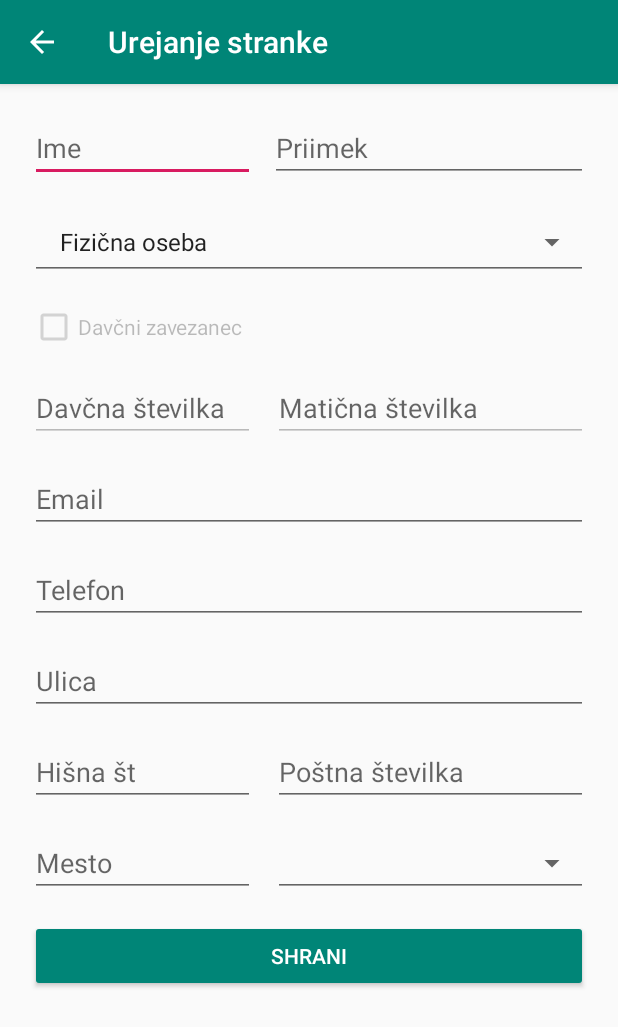
After one commit to klemenpraznik/Klemavet-mobileapp, an Android app: the EditClient screen opened directly, with no data from a screen before it, on a phone screen of 412 x 824 dp. The commit adds this screen. Shown: the top 1027 px of the screen. Run offline under Robolectric (Android 15) with nearby library versions, the phone set to English and light mode, and no system bars; libraries missing offline, so code that uses them is left out: org.codehaus.jackson; 4 statements that could not run were skipped.

Commit message:
urejanje stranke

```diff
--- /dev/null
+++ b/app/src/main/java/com/example/killerapp/EditClient.java
@@ -0,0 +1,199 @@
+package com.example.killerapp;
+
+import androidx.annotation.RequiresApi;
+import androidx.appcompat.app.AppCompatActivity;
+
+import android.content.Intent;
+import android.os.Build;
+import android.os.Bundle;
+import android.view.View;
+import android.widget.ArrayAdapter;
+import android.widget.CheckBox;
+import android.widget.EditText;
+import android.widget.Spinner;
+
+import com.example.killerapp.models.Country;
+
+import org.codehaus.jackson.map.ObjectMapper;
+import org.json.JSONException;
+import org.json.JSONObject;
+
+import java.io.IOException;
+import java.util.ArrayList;
+import java.util.Arrays;
+import java.util.List;
+
+import okhttp3.MediaType;
+import okhttp3.OkHttpClient;
+import okhttp3.Request;
+import okhttp3.RequestBody;
+import okhttp3.Response;
+
+public class EditClient extends AppCompatActivity {
+    private Integer clientId;
+
+    private final OkHttpClient httpClient = new OkHttpClient();
+    public List<Country> countriesList = new ArrayList<>();
+    //za deklaracijo polj na layoutu
+    EditText tName, tSurname, tRegistrationNumber, tEmail, tPhone, tTaxNumber, tStreetName, tStreetNumber, tPostNumber, tCity;
+    Spinner tCountry, tType;
+    CheckBox tTaxPayer;
+
+
+    @RequiresApi(api = Build.VERSION_CODES.KITKAT)
+    @Override
+    protected void onCreate(Bundle savedInstanceState) {
+        super.onCreate(savedInstanceState);
+        setContentView(R.layout.activity_edit_client);
+        Intent intent = getIntent();
+
+
+        //deklaracija client type spinnerja
+        tType = findViewById(R.id.editClientType);
+        ArrayAdapter<String> clientTypeAdapter = new ArrayAdapter<String>(this, android.R.layout.simple_list_item_1, getResources().getStringArray(R.array.client_types));
+        clientTypeAdapter.setDropDownViewResource(android.R.layout.simple_spinner_dropdown_item);
+        tType.setAdapter(clientTypeAdapter);
+        String tempType = intent.getStringExtra("iType");
+        switch (tempType){
+            case ("Fizična oseba"):
+                tType.setSelection(0);
+                break;
+            case ("Pravna oseba"):
+                tType.setSelection(1);
+                break;
+            case ("Samostojni podjetnik"):
+                tType.setSelection(2);
+                break;
+            case("Drugo"):
+                tType.setSelection(3);
+                break;
+            default:
+                tType.setSelection(0);
+        }
+
+
+        //deklaracija polj
+        tName = findViewById(R.id.editClientName);
+        tSurname = findViewById(R.id.editClientSurname);
+        tRegistrationNumber = findViewById(R.id.editClientRegistrationNumber);
+        tEmail = findViewById(R.id.editClientEmail);
+        tPhone = findViewById(R.id.editClientPhoneNumber);
+        tTaxNumber = findViewById(R.id.editClientTaxNumber);
+        tStreetName = findViewById(R.id.editClientStreetName);
+        tStreetNumber = findViewById(R.id.editClientStreetNumber);
+        tName = findViewById(R.id.editClientName);
+        tPostNumber = findViewById(R.id.editClientPostNumber);
+        tCity = findViewById(R.id.editClientCity);
+        tTaxPayer = findViewById(R.id.editTaxCheckBox);
+        tCountry = findViewById(R.id.editClientCountry);
+
+        //iz intenta dobimo vrednosti in jih zapišemo v polja
+
+        clientId = intent.getIntExtra("EDIT_CLIENT_ID", 0);
+
+        String[] nameAndSurname = intent.getStringExtra("iTitle").split(" ");
+        tName.setText(nameAndSurname[0]);
+        tSurname.setText(nameAndSurname[1]);
+        tRegistrationNumber.setText(intent.getStringExtra("iRegistrationNumber"));
+        tEmail.setText(intent.getStringExtra("iMail"));
+        tPhone.setText(intent.getStringExtra("iPhone"));
+        tTaxNumber.setText(intent.getStringExtra("iTaxNumber"));
+        tStreetName.setText(intent.getStringExtra("iStreetName"));
+        tStreetNumber.setText(intent.getStringExtra("iStreetNumber"));
+        tPostNumber.setText(intent.getStringExtra("iPostNumber"));
+        tCity.setText(intent.getStringExtra("iCity"));
+        tTaxPayer.setEnabled(intent.getBooleanExtra("iTaxPayer", false));
+
+        String tempCountryName = intent.getStringExtra("iCountry");
+        Integer tempCountryId = intent.getIntExtra("iCountryId", 0);
+
+        //deklaracija country spinnerja
+        String url = getString(R.string.countries);
+        Request request = new Request.Builder()
+                .url(url)
+                .build();
+        try (Response response = httpClient.newCall(request).execute()) {
+
+            if (!response.isSuccessful()) throw new IOException("Unexpected code " + response);
+
+            Country[] countries = new ObjectMapper().readValue(response.body().string(), Country[].class);
+            countriesList = Arrays.asList(countries);
+        } catch (IOException e) {
+            e.printStackTrace();
+        }
+
+        ArrayAdapter<Country> dataAdapter = new ArrayAdapter<Country>(this, android.R.layout.simple_spinner_item, countriesList);
+        dataAdapter.setDropDownViewResource(android.R.layout.simple_spinner_dropdown_item);
+
+        tCountry = findViewById(R.id.editClientCountry);
+        tCountry.setAdapter(dataAdapter);
+
+        int countryPosition = 0;
+        for (Country country : countriesList){
+            if (country.countryId == tempCountryId)
+                break;
+            countryPosition++;
+        }
+        tCountry.setSelection(countryPosition);
+    }
+
+    public void saveClient (View view) throws JSONException, IOException {
+        Boolean taxPayer;
+        if (tTaxPayer.isChecked()){
+            taxPayer = true;
+        }
+        else {
+            taxPayer = false;
+        }
+        Spinner countrySpinner = findViewById(R.id.editClientCountry);
+        Country country = (Country) countrySpinner.getSelectedItem();
+
+        //fill json object
+        JSONObject editClient = new JSONObject();
+        editClient.put("name", tName.getText() + " " + tSurname.getText());
+        editClient.put("id", clientId);
+        editClient.put("type", tType.getSelectedItem().toString());
+        editClient.put("registrationNumber", tRegistrationNumber.getText().toString());
+        editClient.put("email", tEmail.getText().toString());
+        editClient.put("phoneNumber", tPhone.getText().toString());
+        editClient.put("taxNumber", tTaxNumber.getText().toString());
+        editClient.put("taxPayer", tTaxPayer.isChecked());
+        editClient.put("streetName", tStreetName.getText().toString()); //!
+        editClient.put("streetNumber", tStreetNumber.getText().toString());
+        editClient.put("postNumber", tPostNumber.getText().toString());
+        editClient.put("city", tCity.getText().toString());
+        editClient.put("countryId", country.countryId.toString());
+
+        String cli = editClient.toString();
+        Response response = update(cli);
+
+        if (response.code() == 201 || response.code() == 200 || response.code() == 204){ //201 - created, 200 - Ok, 204 - no content (pri updateu - je kul)
+            openDisplayClientActivity();
+        }
+        else {
+            openDialog(response);
+        }
+    }
+
+    public Response update(String json) throws IOException {
+        MediaType JSON = MediaType.parse("application/json; charset=utf-8");
+        RequestBody body = RequestBody.create(JSON, json);
+        Request request = new Request.Builder()
+                .url(getString(R.string.clients) + "/" + clientId)
+                .put(body)
+                .build();
+
+        Response response = httpClient.newCall(request).execute();
+        return response;
+    }
+
+    public void openDisplayClientActivity() {
+        Intent intent = new Intent(this, ClientActivity.class);
+        startActivity(intent);
+    }
+
+    public void openDialog(Response response){
+        ResponseErrorDialog responseDialog = new ResponseErrorDialog(response);
+        responseDialog.show(getSupportFragmentManager(), "Response dialog");
+    }
+}
--- a/app/src/main/res/layout/activity_client.xml
+++ b/app/src/main/res/layout/activity_client.xml
@@ -24,9 +24,9 @@
         android:layout_marginStart="16dp"
         android:layout_marginLeft="16dp"
         android:layout_marginTop="16dp"
-        android:layout_marginEnd="22dp"
-        android:layout_marginRight="22dp"
-        android:layout_marginBottom="23dp"
+        android:layout_marginEnd="20dp"
+        android:layout_marginRight="20dp"
+        android:layout_marginBottom="20dp"
         android:baselineAlignBottom="true"
         android:clickable="true"
         android:onClick="openDisplayInsertActivity"
--- /dev/null
+++ b/app/src/main/res/layout/activity_edit_client.xml
@@ -0,0 +1,154 @@
+<?xml version="1.0" encoding="utf-8"?>
+<RelativeLayout xmlns:android="http://schemas.android.com/apk/res/android"
+    xmlns:app="http://schemas.android.com/apk/res-auto"
+    xmlns:tools="http://schemas.android.com/tools"
+    android:layout_width="match_parent"
+    android:layout_height="match_parent"
+    android:paddingRight="20dp"
+    android:paddingLeft="20dp"
+    android:paddingTop="20dp"
+    tools:context=".EditClient">
+
+
+    <EditText
+        android:id="@+id/editClientName"
+        android:layout_width="150dp"
+        android:layout_height="wrap_content"
+        android:hint="Ime"/>
+
+    <EditText
+        android:id="@+id/editClientSurname"
+        android:layout_width="150dp"
+        android:layout_height="wrap_content"
+        android:layout_alignParentEnd="true"
+        android:layout_alignParentRight="true"
+        android:layout_marginStart="10dp"
+        android:layout_marginLeft="10dp"
+        android:layout_toEndOf="@+id/editClientName"
+        android:layout_toRightOf="@+id/editClientName"
+        android:hint="Priimek" />
+
+
+    <EditText
+        android:id="@+id/editClientTaxNumber"
+        android:layout_width="150dp"
+        android:layout_height="wrap_content"
+        android:layout_below="@+id/editTaxCheckBox"
+        android:layout_marginTop="15dp"
+        android:enabled="false"
+        android:hint="Davčna številka" />
+
+    <EditText
+        android:id="@+id/editClientEmail"
+        android:layout_width="match_parent"
+        android:layout_height="wrap_content"
+        android:layout_below="@+id/editClientTaxNumber"
+        android:layout_marginTop="15dp"
+        android:hint="Email" />
+
+    <EditText
+        android:id="@+id/editClientStreetName"
+        android:layout_width="match_parent"
+        android:layout_height="wrap_content"
+        android:layout_below="@+id/editClientPhoneNumber"
+        android:layout_marginTop="15dp"
+        android:hint="Ulica" />
+
+    <EditText
+        android:id="@+id/editClientStreetNumber"
+        android:layout_width="150dp"
+        android:layout_height="wrap_content"
+        android:layout_below="@+id/editClientStreetName"
+        android:layout_marginTop="15dp"
+        android:hint="Hišna št" />
+
+    <EditText
+        android:id="@+id/editClientPostNumber"
+        android:layout_width="150dp"
+        android:layout_height="wrap_content"
+        android:layout_below="@+id/editClientStreetName"
+        android:layout_alignParentEnd="true"
+        android:layout_alignParentRight="true"
+        android:layout_marginStart="12dp"
+        android:layout_marginLeft="12dp"
+        android:layout_marginTop="15dp"
+        android:layout_toEndOf="@+id/editClientStreetNumber"
+        android:layout_toRightOf="@+id/editClientStreetNumber"
+        android:hint="Poštna številka" />
+
+    <EditText
+        android:id="@+id/editClientCity"
+        android:layout_width="150dp"
+        android:layout_height="wrap_content"
+        android:layout_below="@+id/editClientStreetNumber"
+        android:layout_marginTop="15dp"
+        android:hint="Mesto" />
+
+    <Spinner
+        android:id="@+id/editClientCountry"
+        style="@style/Widget.AppCompat.Spinner.Underlined"
+        android:layout_width="150dp"
+        android:layout_height="45dp"
+        android:layout_below="@+id/editClientPostNumber"
+        android:layout_alignParentEnd="true"
+        android:layout_alignParentRight="true"
+        android:layout_marginStart="12dp"
+        android:layout_marginLeft="12dp"
+        android:layout_marginTop="15dp"
+        android:layout_toEndOf="@+id/editClientCity"
+        android:layout_toRightOf="@+id/editClientCity"
+        android:layout_weight="0.4" />
+
+    <Button
+        android:id="@+id/saveClientButton"
+        android:layout_width="fill_parent"
+        android:layout_height="wrap_content"
+        android:layout_below="@+id/editClientCity"
+        android:layout_marginTop="15dp"
+        android:backgroundTint="@color/colorPrimary"
+        android:textColor="@color/colorWhite"
+        android:onClick="saveClient"
+        android:text="Shrani"
+        />
+
+    <EditText
+        android:id="@+id/editClientRegistrationNumber"
+        android:layout_width="150dp"
+        android:layout_height="wrap_content"
+        android:layout_below="@+id/editTaxCheckBox"
+        android:layout_alignParentEnd="true"
+        android:layout_alignParentRight="true"
+        android:layout_marginStart="12dp"
+        android:layout_marginLeft="12dp"
+        android:layout_marginTop="15dp"
+        android:layout_toEndOf="@+id/editClientTaxNumber"
+        android:layout_toRightOf="@+id/editClientTaxNumber"
+        android:enabled="false"
+        android:hint="Matična številka" />
+
+    <EditText
+        android:id="@+id/editClientPhoneNumber"
+        android:layout_width="match_parent"
+        android:layout_height="wrap_content"
+        android:layout_below="@+id/editClientEmail"
+        android:layout_marginTop="15dp"
+        android:hint="Telefon" />
+
+    <Spinner
+        android:id="@+id/editClientType"
+        style="@style/Widget.AppCompat.Spinner.Underlined"
+        android:layout_width="match_parent"
+        android:layout_height="50dp"
+        android:layout_below="@+id/editClientSurname"
+        android:layout_marginTop="15dp"
+        android:layout_weight="0.4" />
+
+    <CheckBox
+        android:id="@+id/editTaxCheckBox"
+        android:layout_width="wrap_content"
+        android:layout_height="wrap_content"
+        android:layout_below="@+id/editClientType"
+        android:layout_marginTop="15dp"
+        android:text="Davčni zavezanec" />
+
+</RelativeLayout>
--- a/app/src/main/res/values/strings.xml
+++ b/app/src/main/res/values/strings.xml
@@ -1,6 +1,7 @@
 <resources>
     <string name="app_name">KillerApp</string>
     <string name="new_client">Nova stranka</string>
+    <string name="edit_client">Urejanje stranke</string>
     <string name="clients_title">Stranke</string>
     <string name="action_settings">Settings</string>
     <string name="title_activity_display_clients">DisplayClients</string>
```
Also changed, not shown: app/src/main/AndroidManifest.xml (+5 -2 lines), app/src/main/java/com/example/killerapp/DisplayClient.java (+39 -10 lines), app/src/main/java/com/example/killerapp/InsertClientActivity.java (+0 -7 lines), app/src/main/java/com/example/killerapp/models/MyAdapter.java (+14 -2 lines), app/src/main/res/layout/activity_display_client.xml (+16 -0 lines).
